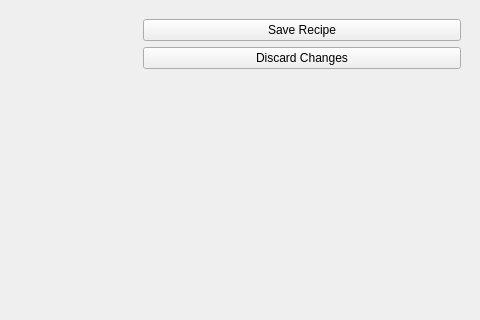
jblowers/MealPlanner, file MealPlanner/MealPlanner/createrecipewindow.ui: the form before one commit; both pictures show x 200 to 680 and y 0 to 320 of the 680 by 542 pixel window.
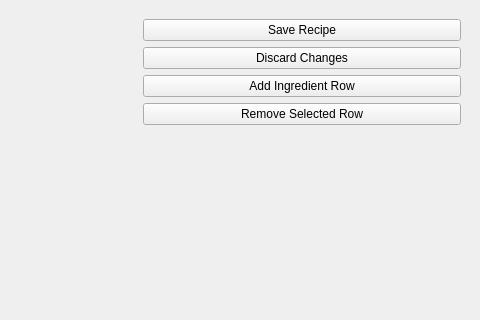
The form after the commit. Custom widgets are drawn as their Qt base class.

Commit message:
Lots of additions: - Can create new recipes - Delete recipes - add and delete ingredients - recipes all live in controller thread - writes to a hardcoded file every time a recipe is added or removed
Still known issues:
- problem with populating ingredient list in main window, something to do with items being pulled from elsewhere

```diff
--- a/MealPlanner/MealPlanner/createrecipewindow.ui
+++ b/MealPlanner/MealPlanner/createrecipewindow.ui
@@ -57,6 +57,20 @@
          </property>
         </widget>
        </item>
+       <item>
+        <widget class="QPushButton" name="AddIngredientRowButton">
+         <property name="text">
+          <string>Add Ingredient Row</string>
+         </property>
+        </widget>
+       </item>
+       <item>
+        <widget class="QPushButton" name="RemoveSelectedRowButton">
+         <property name="text">
+          <string>Remove Selected Row</string>
+         </property>
+        </widget>
+       </item>
        <item>
         <spacer name="verticalSpacer">
          <property name="orientation">
```
Left out of the diff: 11 changed lines with no effect on the pictures. The commit also changes 19 other files.
